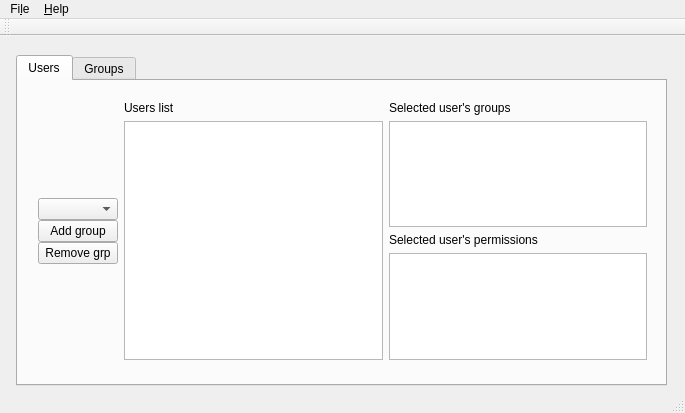
The window that MainWindow.ui (Credid/credid-client-qt) describes before a commit, drawn with Qt 5.
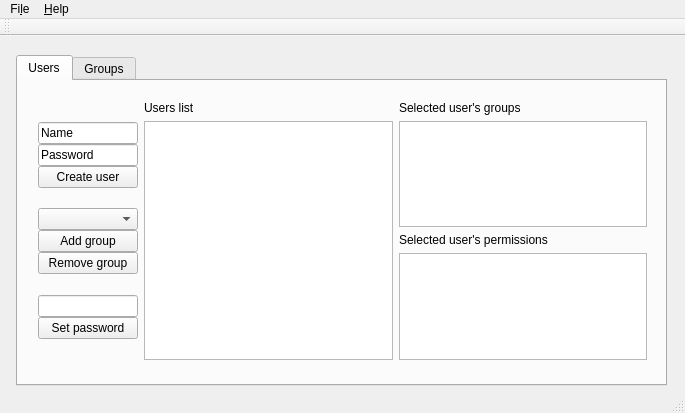
The same window after the commit. The open tabs and pages were chosen to show the change.

Commit message: Further improve UI. Add new user command

What changed in the file:
```diff
--- a/MainWindow.ui
+++ b/MainWindow.ui
@@ -41,12 +41,46 @@
       </property>
       <layout class="QHBoxLayout" name="layoutUsers">
        <item>
-        <layout class="QVBoxLayout" name="verticalLayout_2" stretch="0,0,0,0,0">
+        <layout class="QVBoxLayout" name="verticalLayout_2" stretch="0,0,0,0,0,0,0,0,0,0,0,0">
          <property name="spacing">
           <number>0</number>
          </property>
          <item>
-          <spacer name="verticalSpacer_2">
+          <spacer name="verticalSpacer_6">
+           <property name="orientation">
+            <enum>Qt::Vertical</enum>
+           </property>
+           <property name="sizeHint" stdset="0">
+            <size>
+             <width>20</width>
+             <height>40</height>
+            </size>
+           </property>
+          </spacer>
+         </item>
+         <item>
+          <widget class="QLineEdit" name="newUser_Name">
+           <property name="text">
+            <string>Name</string>
+           </property>
+          </widget>
+         </item>
+         <item>
+          <widget class="QLineEdit" name="newUser_Password">
+           <property name="text">
+            <string>Password</string>
+           </property>
+          </widget>
+         </item>
+         <item>
+          <widget class="QPushButton" name="newUser">
+           <property name="text">
+            <string>Create user</string>
+           </property>
+          </widget>
+         </item>
+         <item>
+          <spacer name="verticalSpacer_5">
            <property name="orientation">
             <enum>Qt::Vertical</enum>
            </property>
@@ -71,7 +105,7 @@
          <item>
           <widget class="QPushButton" name="removeGroup">
            <property name="text">
-            <string>Remove grp</string>
+            <string>Remove group</string>
            </property>
           </widget>
          </item>
@@ -88,6 +122,29 @@
            </property>
           </spacer>
          </item>
+         <item>
+          <widget class="QLineEdit" name="newPassword"/>
+         </item>
+         <item>
+          <widget class="QPushButton" name="setPassword">
+           <property name="text">
+            <string>Set password</string>
+           </property>
+          </widget>
+         </item>
+         <item>
+          <spacer name="verticalSpacer_2">
+           <property name="orientation">
+            <enum>Qt::Vertical</enum>
+           </property>
+           <property name="sizeHint" stdset="0">
+            <size>
+             <width>20</width>
+             <height>40</height>
+            </size>
+           </property>
+          </spacer>
+         </item>
         </layout>
        </item>
        <item>
```
Left out of the diff: 2 changed lines with no effect on the pictures. The commit also changes 3 other files.
